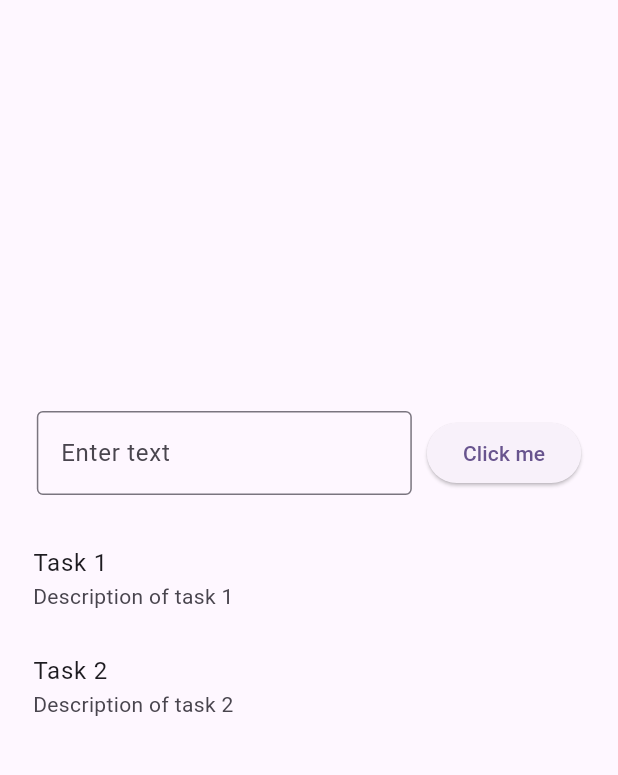
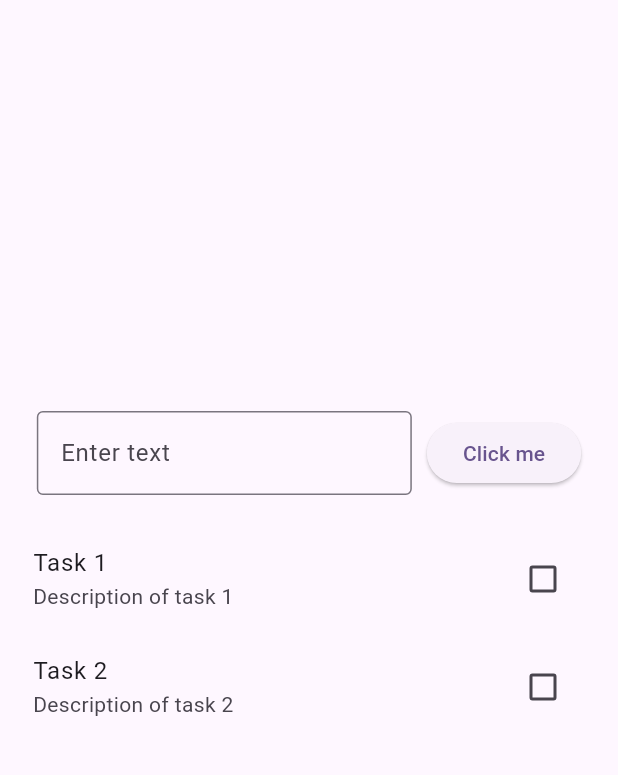
Before and after one commit to Ruhisawant/Task-Manager-App, a Flutter app: the screen it shows after launch, on a phone screen of 412 x 824 dp, the part 84-859 px from its top. Run offline on Flutter 3.47's test engine with Material 3 defaults, Android fonts, the phone set to English and light mode, and no system bars.

```diff
--- a/lib/main.dart
+++ b/lib/main.dart
@@ -29,6 +29,8 @@ class MyHomePage extends StatefulWidget {
 }
 
 class _MyHomePageState extends State<MyHomePage> {
+  bool isChecked1 = false;
+  bool isChecked2 = false;
 
   @override
   Widget build(BuildContext context) {
@@ -71,14 +73,27 @@ class _MyHomePageState extends State<MyHomePage> {
               alignment: Alignment.centerLeft,
               child: ListView(
                 shrinkWrap: true,
-                children: const [
-                  ListTile(
-                    title: Text('Task 1'),
-                    subtitle: Text('Description of task 1'),
+                children: [
+                  CheckboxListTile(
+                    title: const Text('Task 1'),
+                    subtitle: const Text('Description of task 1'),
+                    value: isChecked1,
+                    onChanged: (bool? newValue) {
+                      setState(() {
+                        isChecked1 = newValue!;
+                      });
+                    },
+
                   ),
-                  ListTile(
-                    title: Text('Task 2'),
-                    subtitle: Text('Description of task 2'),
+                  CheckboxListTile(
+                    title: const Text('Task 2'),
+                    subtitle: const Text('Description of task 2'),
+                    value: isChecked2,
+                    onChanged: (bool? newValue) {
+                      setState(() {
+                        isChecked2 = newValue!;
+                      });
+                    },
                   ),
                 ],
               ),
```
